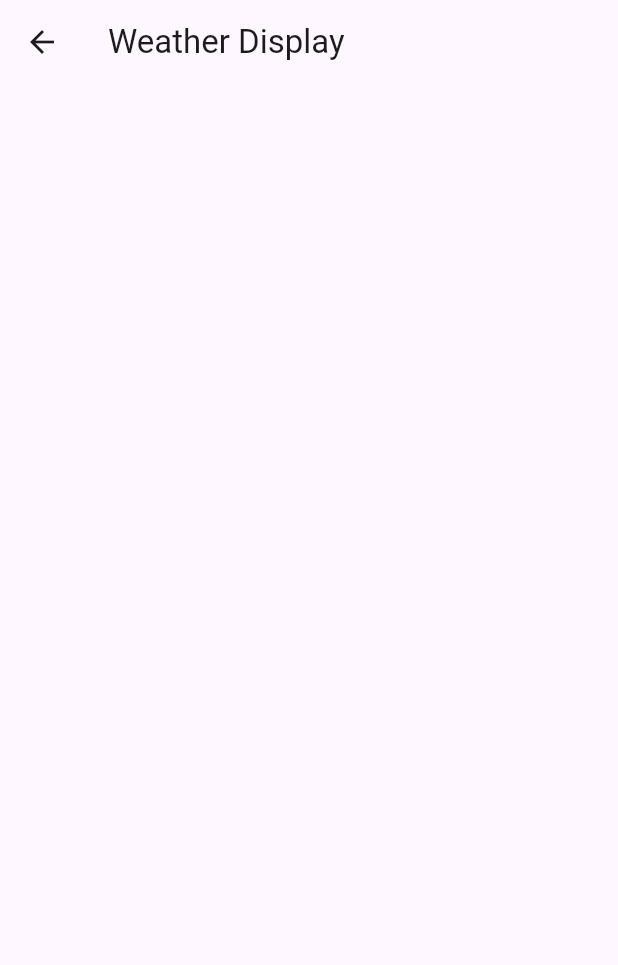
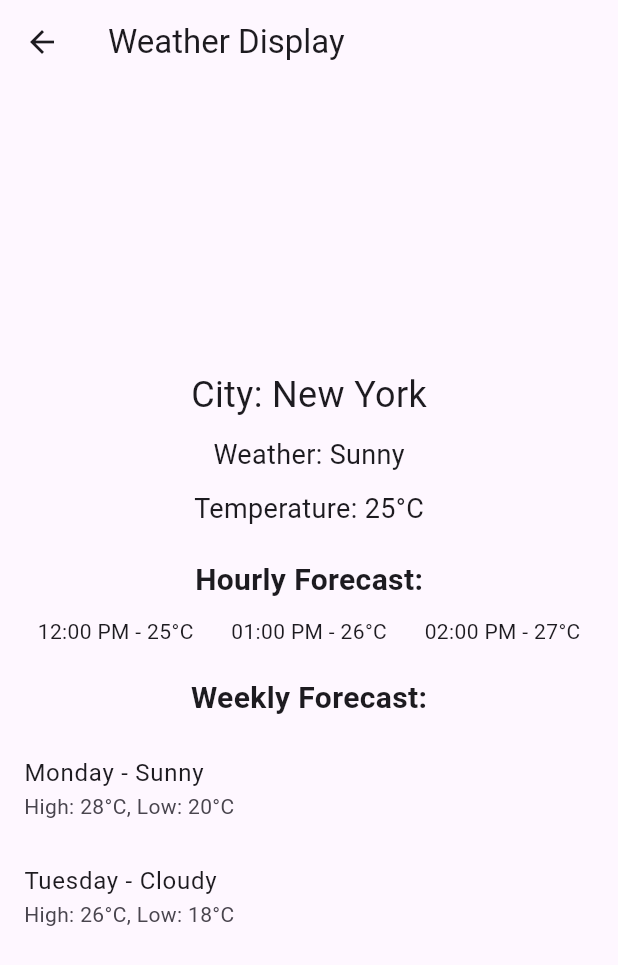
Before and after one commit to joshuad44/MADProject2, a Flutter app: the WeatherDisplayScreen screen opened directly, on a phone screen of 412 x 824 dp. Shown: the top 965 px of the screen. Run offline on Flutter 3.47's test engine with Material 3 defaults, Android fonts, the light colour scheme and no system bars.

Commit message:
added more code to screens

```diff
--- a/lib/weather_display_screen.dart
+++ b/lib/weather_display_screen.dart
@@ -12,7 +12,56 @@ class WeatherDisplayScreen extends StatelessWidget {
           mainAxisAlignment: MainAxisAlignment.center,
           children: [
             // Dynamic weather display based on weather, city, and time of day
-            // Hourly and weekly forecasts
+            Text(
+              'City: New York', // Placeholder city name
+              style: TextStyle(fontSize: 24),
+            ),
+            SizedBox(height: 10),
+            Text(
+              'Weather: Sunny', // Placeholder weather condition
+              style: TextStyle(fontSize: 18),
+            ),
+            SizedBox(height: 10),
+            Text(
+              'Temperature: 25°C', // Placeholder temperature
+              style: TextStyle(fontSize: 18),
+            ),
+            SizedBox(height: 20),
+            // Hourly forecast
+            Text(
+              'Hourly Forecast:', // Placeholder hourly forecast
+              style: TextStyle(fontSize: 20, fontWeight: FontWeight.bold),
+            ),
+            SizedBox(height: 10),
+            Row(
+              mainAxisAlignment: MainAxisAlignment.spaceEvenly,
+              children: [
+                Text('12:00 PM - 25°C'),
+                Text('01:00 PM - 26°C'),
+                Text('02:00 PM - 27°C'),
+                // Add more hourly forecast data here as needed
+              ],
+            ),
+            SizedBox(height: 20),
+            // Weekly forecast
+            Text(
+              'Weekly Forecast:', // Placeholder weekly forecast
+              style: TextStyle(fontSize: 20, fontWeight: FontWeight.bold),
+            ),
+            SizedBox(height: 10),
+            Column(
+              children: [
+                ListTile(
+                  title: Text('Monday - Sunny'),
+                  subtitle: Text('High: 28°C, Low: 20°C'),
+                ),
+                ListTile(
+                  title: Text('Tuesday - Cloudy'),
+                  subtitle: Text('High: 26°C, Low: 18°C'),
+                ),
+                // Add more weekly forecast data here as needed
+              ],
+            ),
           ],
         ),
       ),
```
Also changed, not shown: lib/home_screen.dart (+60 -0 lines), lib/interactive_weather_map_screen.dart (+32 -0 lines), lib/settings_screen.dart (+27 -0 lines).
